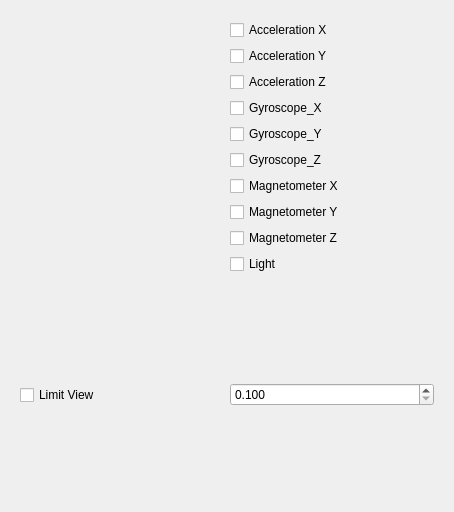
Before: the Qt Designer form SmartDotGraph.ui in YCP-Rev-Metrix/BallSpinner-Controller-v2, drawn with Qt 5.
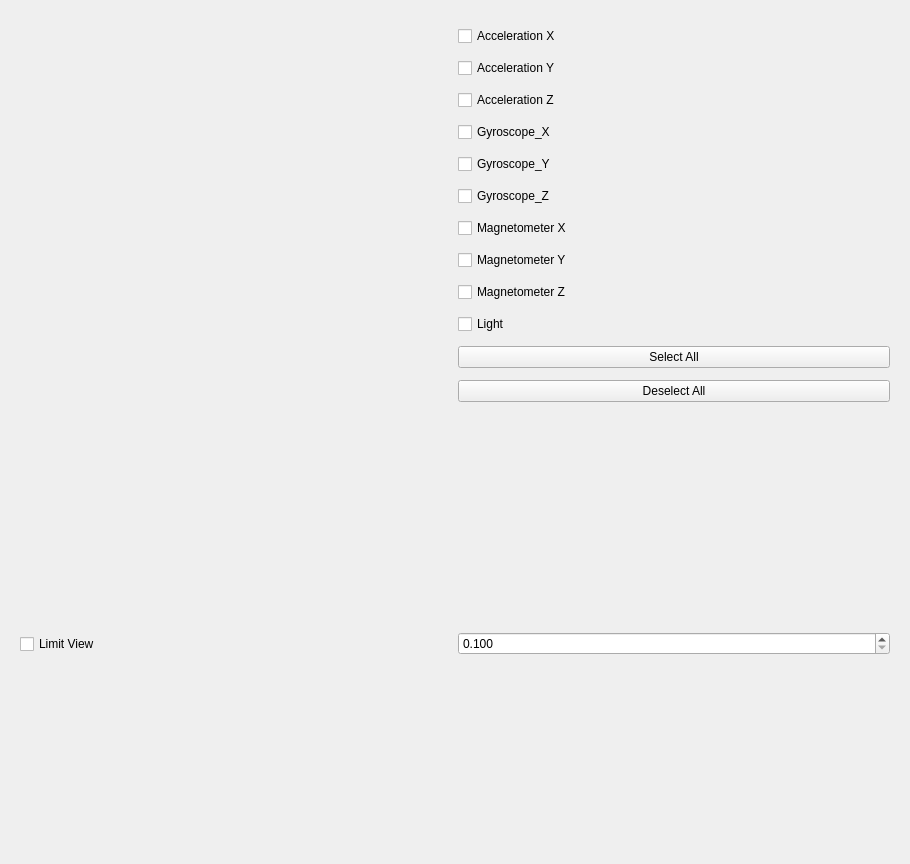
After: the same form once the commit is applied. Custom widgets are drawn as their Qt base class.

Commit message: SmartDotWidget in analysis

Diff of the .ui file:
```diff
--- a/SmartDotGraph.ui
+++ b/SmartDotGraph.ui
@@ -6,8 +6,8 @@
    <rect>
     <x>0</x>
     <y>0</y>
-    <width>454</width>
-    <height>512</height>
+    <width>910</width>
+    <height>864</height>
    </rect>
   </property>
   <property name="windowTitle">
@@ -92,6 +92,20 @@
           </property>
          </widget>
         </item>
+        <item>
+         <widget class="QPushButton" name="btnSelectAll">
+          <property name="text">
+           <string>Select All</string>
+          </property>
+         </widget>
+        </item>
+        <item>
+         <widget class="QPushButton" name="btnDeselectAll">
+          <property name="text">
+           <string>Deselect All</string>
+          </property>
+         </widget>
+        </item>
        </layout>
       </item>
      </layout>
```
The commit also changes 6 other files.
